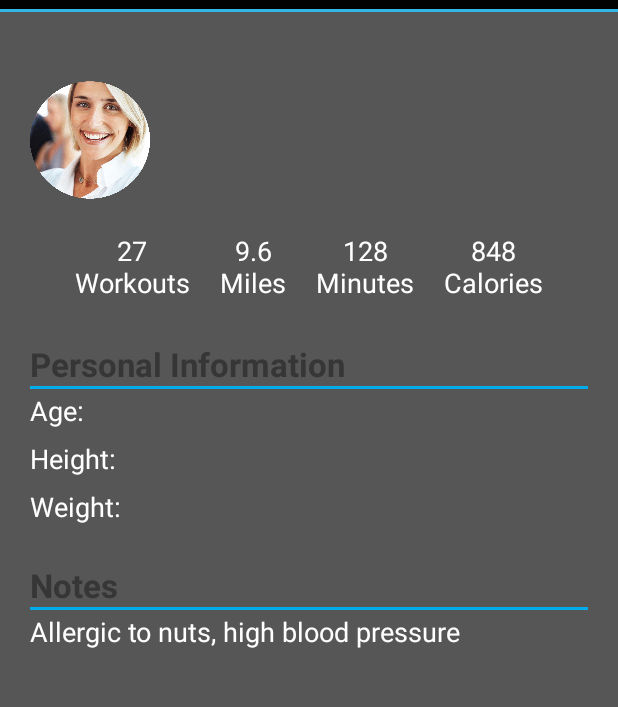
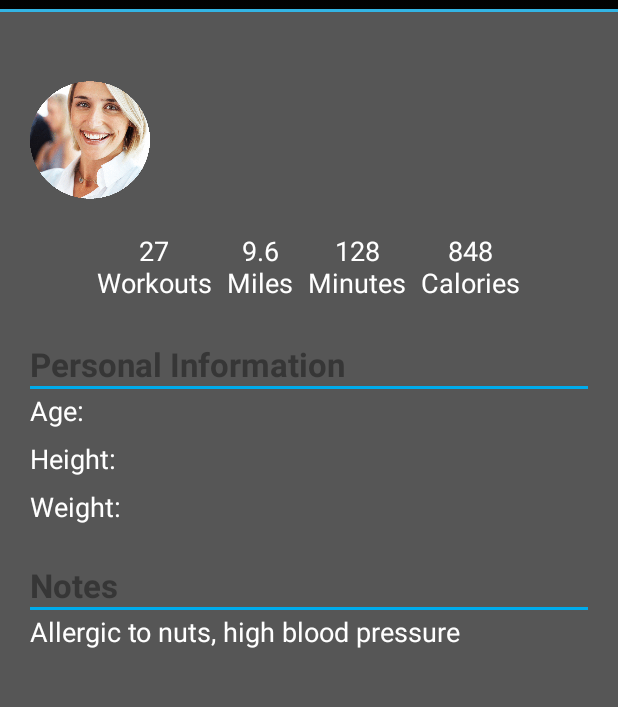
Before and after one commit to csci477-team4/pearsports-android, an Android app: the fragment TraineeDetailFragment shown on its own in the app's theme, on a phone screen of 412 x 824 dp, the part 60-767 px from its top. Run offline under Robolectric (Android 15) with nearby library versions, the phone set to English and light mode, and no system bars; network calls fail; 1 statement that could not run was skipped.

Commit message:
resdesign misalignment

```diff
--- a/app/src/main/res/layout/activity_login.xml
+++ b/app/src/main/res/layout/activity_login.xml
@@ -90,7 +90,6 @@
                     android:textAppearance="?android:attr/textAppearanceMedium"
                     android:text="@string/forgot_password"
                     android:id="@+id/text_forgotPassword"
-                    android:layout_marginLeft="10dp"
                     android:textColor="@color/lgray" />
 
                 <TextView
@@ -100,6 +99,7 @@
                     android:text="@string/vertical_divider"
                     android:id="@+id/text_divider"
                     android:layout_marginLeft="15dp"
+                    android:layout_marginRight="15dp"
                     android:textColor="@color/lgray" />
 
                 <TextView
@@ -108,7 +108,6 @@
                     android:textAppearance="?android:attr/textAppearanceMedium"
                     android:text="@string/create_account"
                     android:id="@+id/text_createAccount"
-                    android:layout_marginLeft="15dp"
                     android:textColor="@color/lgray" />
 
             </LinearLayout>
--- a/app/src/main/res/layout/activity_workout_history.xml
+++ b/app/src/main/res/layout/activity_workout_history.xml
@@ -63,7 +63,7 @@
     <ScrollView
         android:id="@+id/workout_history_scroll"
         android:layout_width="match_parent"
-        android:layout_height="300dp"
+        android:layout_height="340dp"
         android:layout_marginTop="65dp"
         android:layout_alignTop="@+id/header"
         android:fillViewport="false">
--- a/app/src/main/res/layout/fragment_trainee_detail.xml
+++ b/app/src/main/res/layout/fragment_trainee_detail.xml
@@ -75,7 +75,6 @@
             android:layout_gravity="center"
             android:fontFamily="Avenir"
             android:textAlignment="center"
-            android:layout_marginLeft="10dp"
             android:layout_marginRight="10dp"
             android:gravity="center"
             android:textSize="18dp"/>
@@ -90,7 +89,6 @@
             android:layout_gravity="center"
             android:fontFamily="Avenir"
             android:textAlignment="center"
-            android:layout_marginLeft="10dp"
             android:layout_marginRight="10dp"
             android:gravity="center"
             android:textSize="18dp" />
@@ -105,7 +103,6 @@
             android:layout_gravity="center"
             android:fontFamily="Avenir"
             android:textAlignment="center"
-            android:layout_marginLeft="10dp"
             android:layout_marginRight="10dp"
             android:gravity="center"
             android:textSize="18dp" />
@@ -120,8 +117,6 @@
             android:layout_gravity="center"
             android:fontFamily="Avenir"
             android:textAlignment="center"
-            android:layout_marginLeft="10dp"
-            android:layout_marginRight="10dp"
             android:gravity="center"
             android:textSize="18dp" />
     </LinearLayout>
```
